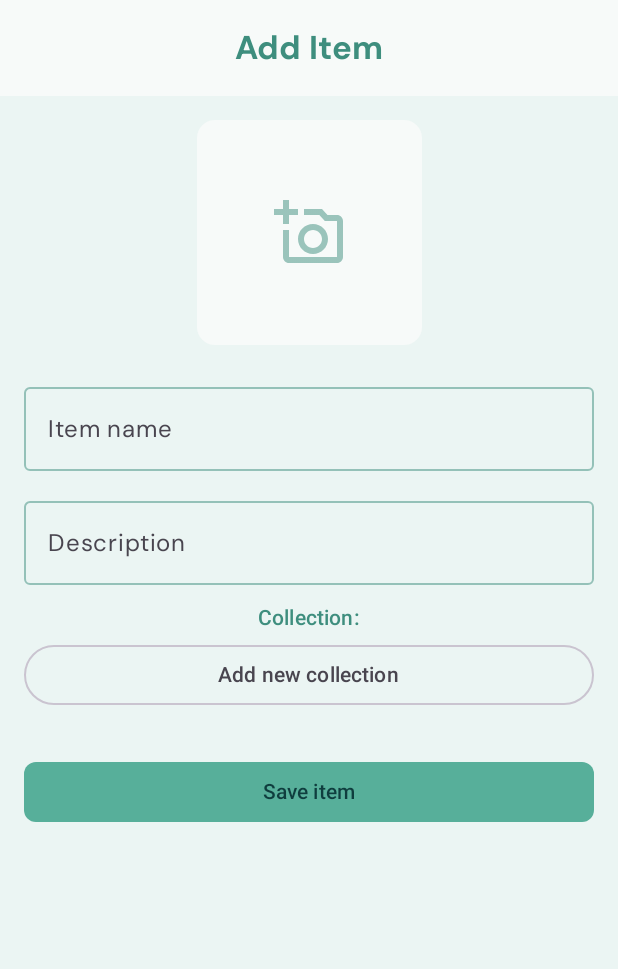
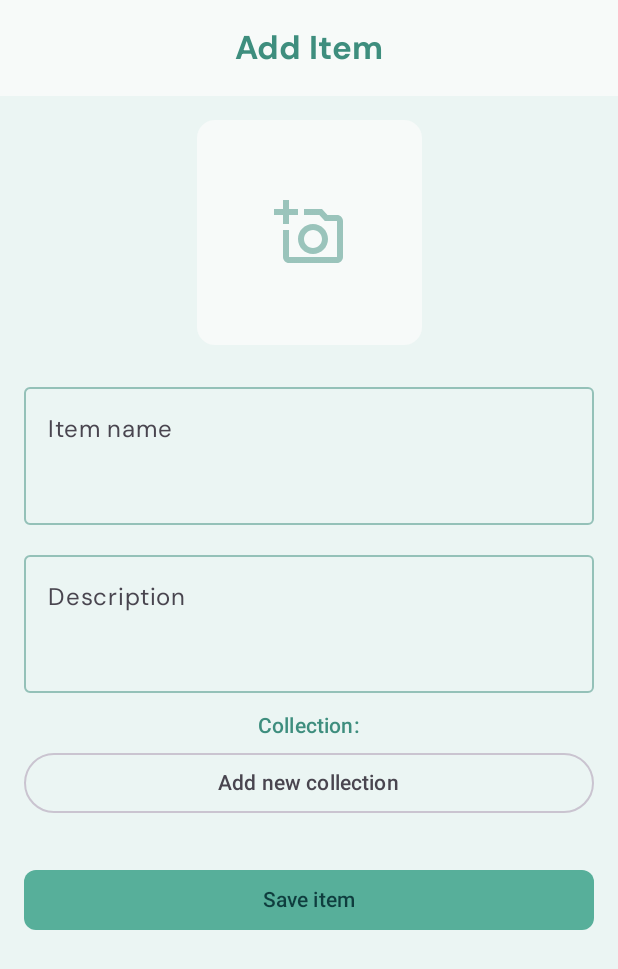
Before and after one commit to AdrianS-F/Keepr, an Android app built with Jetpack Compose: the composable AddScreen called with empty values, on a phone screen of 412 x 824 dp. Shown: the top 969 px of the screen. Run offline under Robolectric (Android 15) with nearby library versions, the phone set to English and light mode, and no system bars; our stand-ins replace Room's generated code; 1 statement that could not run was skipped.

Commit message:
fixa allt :)

```diff
--- a/app/src/main/java/com/example/keepr/ui/screens/add/AddScreen.kt
+++ b/app/src/main/java/com/example/keepr/ui/screens/add/AddScreen.kt
@@ -23,6 +23,8 @@ import kotlinx.coroutines.launch
 import android.content.Intent
 import androidx.activity.compose.rememberLauncherForActivityResult
 import androidx.activity.result.contract.ActivityResultContracts
+import androidx.compose.foundation.rememberScrollState
+import androidx.compose.foundation.verticalScroll
 import androidx.compose.ui.platform.LocalContext
 import coil.compose.rememberAsyncImagePainter
 import androidx.compose.ui.layout.ContentScale
@@ -67,6 +69,7 @@ fun AddScreen(
     var newCollectionName by remember { mutableStateOf(TextFieldValue("")) }
     val snackbarHostState = remember { SnackbarHostState() }
     val scope = rememberCoroutineScope()
+    val scrollState = rememberScrollState()
 
     // LaunchedEffects
     LaunchedEffect(collections, initialCollectionId) {
@@ -106,7 +109,8 @@ fun AddScreen(
                     .padding(padding)
                     .padding(innerPadding)
                     .padding(16.dp)
-                    .fillMaxSize(),
+                    .verticalScroll(scrollState)   // 👈 SCROLL ENABLED
+                    .fillMaxWidth(),               // 👈 do NOT fill height
                 horizontalAlignment = Alignment.CenterHorizontally
             ) {
                 //  Bilde
@@ -143,15 +147,24 @@ fun AddScreen(
                     value = itemName,
                     onValueChange = { itemName = it },
                     label = { Text(stringResource(R.string.item_name_label)) },
-                    modifier = Modifier.fillMaxWidth()
+                    modifier = Modifier
+                        .fillMaxWidth()
+                        .heightIn(min = 100.dp, max = 200.dp)
+                        .verticalScroll(rememberScrollState()),
+                    maxLines = 8
                 )
                 Spacer(Modifier.height(12.dp))
                 OutlinedTextField(
                     value = itemDescription,
                     onValueChange = { itemDescription = it },
                     label = { Text(stringResource(R.string.item_description_label)) },
-                    modifier = Modifier.fillMaxWidth()
+                    modifier = Modifier
+                        .fillMaxWidth()
+                        .heightIn(min = 100.dp, max = 200.dp)
+                        .verticalScroll(rememberScrollState()),
+                    maxLines = 8
                 )
+
 
                 Spacer(Modifier.height(12.dp))
 
```
Also changed, not shown: app/src/main/java/com/example/keepr/ui/KeeprApp.kt (+1 -16 lines), app/src/main/java/com/example/keepr/ui/screens/items/ItemsScreen.kt (+17 -12 lines).
